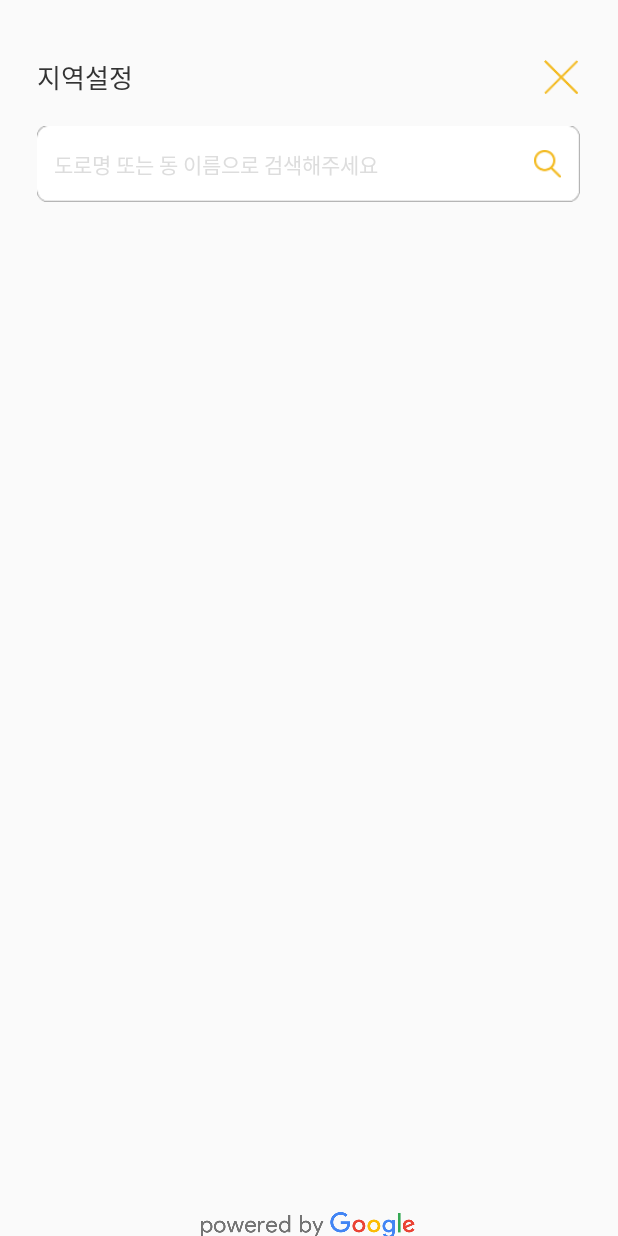
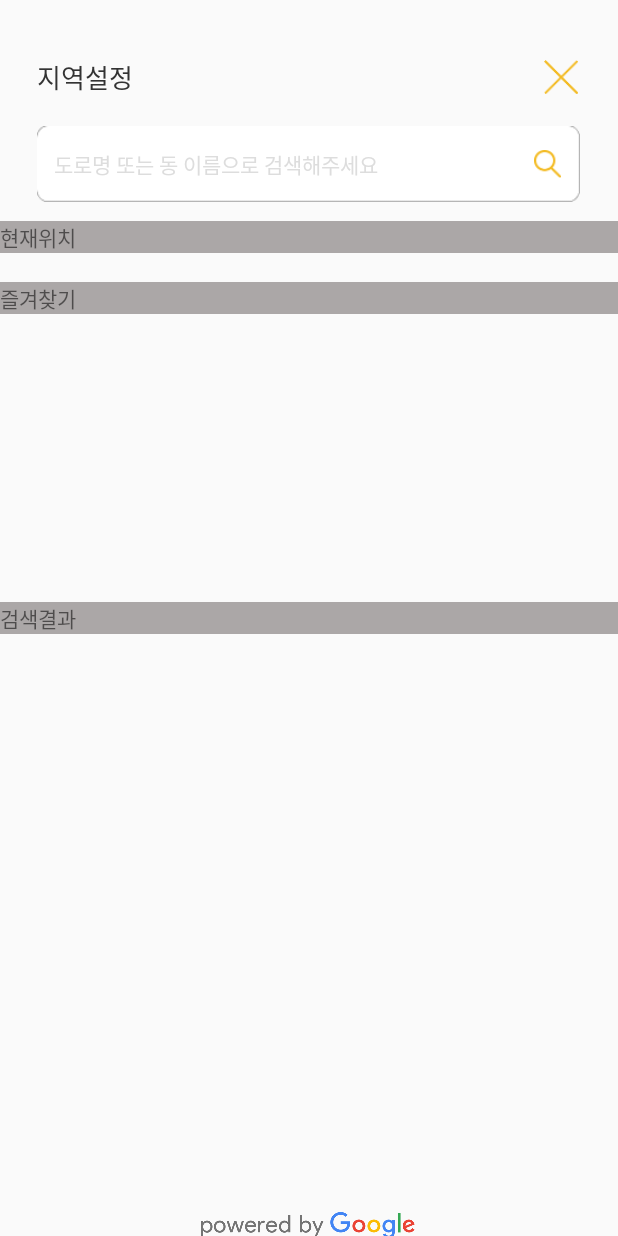
Before and after one commit to WilsonParker/ZooCaster, an Android app: the SearchAddressActivity screen opened directly, with no data from a screen before it, on a phone screen of 412 x 824 dp. Run offline under Robolectric (Android 15) with nearby library versions, the phone set to English and light mode, and no system bars; our stand-ins replace data binding.

Commit message:
Home Adress 업데이트 즐겨찾기 UI, DB 구현 중

```diff
--- a/app/src/main/java/com/graction/developer/zoocaster/Activity/MainActivity.java
+++ b/app/src/main/java/com/graction/developer/zoocaster/Activity/MainActivity.java
@@ -1,5 +1,6 @@
 package com.graction.developer.zoocaster.Activity;
 
+import android.content.Intent;
 import android.databinding.DataBindingUtil;
 import android.support.annotation.NonNull;
 import android.support.design.widget.BottomNavigationView;
@@ -107,8 +108,10 @@ public class MainActivity extends BaseActivity {
     }
 
     private void initLocation() {
+        binding.activityMainTVLocation.setOnClickListener((v)->startActivity(new Intent(this, SearchAddressActivity.class)));
         DataStorage.googleLocationManager = new GoogleLocationManager(address -> {
             logger.log(HLogger.LogType.INFO, "address : " + address);
+            DataStorage.NowAddress = address;
             binding.activityMainTVLocation.setText(address);
 //            binding.fragmentHomeTVAddress.setText(address);
         });
--- a/app/src/main/java/com/graction/developer/zoocaster/Activity/SearchAddressActivity.java
+++ b/app/src/main/java/com/graction/developer/zoocaster/Activity/SearchAddressActivity.java
@@ -12,6 +12,7 @@ import com.graction.developer.zoocaster.Net.Net;
 import com.graction.developer.zoocaster.R;
 import com.graction.developer.zoocaster.UI.ViewAttributeManager;
 import com.graction.developer.zoocaster.Util.Log.HLogger;
+import com.graction.developer.zoocaster.databinding.ActivitySearchAddress2Binding;
 import com.graction.developer.zoocaster.databinding.ActivitySearchAddressBinding;
 
 import retrofit2.Call;
@@ -19,7 +20,8 @@ import retrofit2.Callback;
 import retrofit2.Response;
 
 public class SearchAddressActivity extends BaseActivity {
-    private ActivitySearchAddressBinding binding;
+//    private ActivitySearchAddressBinding binding;
+    private ActivitySearchAddress2Binding binding;
     private Intent intent = new Intent();
     private AddressListAdapter adapter;
     private ItemOnClickListener itemOnClickListener = item -> {
@@ -29,13 +31,16 @@ public class SearchAddressActivity extends BaseActivity {
 
     @Override
     protected void init() {
-        binding = DataBindingUtil.setContentView(this, R.layout.activity_search_address);
+//        binding = DataBindingUtil.setContentView(this, R.layout.activity_search_address);
+        binding = DataBindingUtil.setContentView(this, R.layout.activity_search_address2);
         binding.activitySearchAddressRV.setLayoutManager(new LinearLayoutManager(this, LinearLayoutManager.VERTICAL, false));
         binding.setActivity(this);
         ViewAttributeManager.getInstance().setDoneOption(this, binding.activitySearchAddressETKeyword, (v, actionId, event) -> {
             onSearch();
             return false;
         });
+
+        binding.setAddress(DataStorage.NowAddress);
     }
 
     public void onSearch() {
--- a/app/src/main/java/com/graction/developer/zoocaster/Data/DataStorage.java
+++ b/app/src/main/java/com/graction/developer/zoocaster/Data/DataStorage.java
@@ -22,6 +22,7 @@ public class DataStorage {
 //    public static FragmentEventListener S_FragmentEventListener;
 
     public static boolean GpsPermissionOn = false;
+    public static String NowAddress;
 //    public static GpsManager gpsManager;
     public static GoogleLocationManager googleLocationManager;
     public static WeatherModel weatherModel;
--- a/app/src/main/java/com/graction/developer/zoocaster/DataBase/DataBaseHelper.java
+++ b/app/src/main/java/com/graction/developer/zoocaster/DataBase/DataBaseHelper.java
@@ -27,6 +27,10 @@ public class DataBaseHelper extends SQLiteOpenHelper {
     @Override
     public void onCreate(SQLiteDatabase db) {
         try {
+            /*
+            *
+            *   Alarm Table
+            * */
             db.execSQL(
                     String.format(
                             "CREATE TABLE %s (" +
@@ -49,6 +53,21 @@ public class DataBaseHelper extends SQLiteOpenHelper {
                             , DataBaseStorage.Column.COLUMN_ALARM_MINUTE
                             , DataBaseStorage.Column.COLUMN_ALARM_VOLUME
                             , DataBaseStorage.Column.COLUMN_ALARM_RUNNING_STATE
+                            , DataBaseStorage.Column.COLUMN_ALARM_IS_SPEAKER
+                    )
+            );
+
+            /*
+            *
+            *   Favorite Table
+            * */
+            db.execSQL(
+                    String.format(
+                            "CREATE TABLE %s (" +
+                                    "%s TEXT PRIMARY KEY," +    // address
+                                    "%s TEXT," +                // setTime
+                                    ");"
+                            , DataBaseStorage.Table.TABLE_ALARM
                             , DataBaseStorage.Column.COLUMN_ALARM_IS_SPEAKER
                     )
             );
--- /dev/null
+++ b/app/src/main/res/layout/activity_search_address2.xml
@@ -0,0 +1,213 @@
+<?xml version="1.0" encoding="utf-8"?>
+<layout xmlns:android="http://schemas.android.com/apk/res/android"
+    xmlns:app="http://schemas.android.com/apk/res-auto"
+    xmlns:tools="http://schemas.android.com/tools">
+
+    <data>
+
+        <variable
+            name="activity"
+            type="com.graction.developer.zoocaster.Activity.SearchAddressActivity" />
+
+        <variable
+            name="address"
+            type="String"/>
+    </data>
+
+    <LinearLayout
+        android:id="@+id/container"
+        android:layout_width="match_parent"
+        android:layout_height="match_parent"
+        android:orientation="vertical"
+        android:weightSum="630">
+
+        <View
+            style="@style/Style_MarginView"
+            android:layout_weight="21.7" />
+
+        <LinearLayout
+            android:layout_width="match_parent"
+            android:layout_height="0dp"
+            android:layout_weight="38.3"
+            android:weightSum="@string/DEVICE_STANDARD_WIDTH">
+
+            <View
+                style="@style/Style_MarginView"
+                android:layout_weight="21.7" />
+
+            <TextView
+                style="@style/Style_TextView_es"
+                android:layout_width="0dp"
+                android:layout_height="match_parent"
+                android:layout_weight="295.6"
+                android:gravity="center_vertical"
+                android:text='@string/activity_search_address_TV_title'
+                android:textColor="@color/activity_search_address_TV_title"
+                android:textSize='@dimen/activity_search_address_TV_title_font_size' />
+
+            <LinearLayout
+                android:layout_width="0dp"
+                android:layout_height="match_parent"
+                android:layout_weight="20.7"
+                android:gravity="center_vertical"
+                android:orientation="vertical"
+                android:weightSum="38.3">
+
+                <ImageView
+                    android:layout_width="match_parent"
+                    android:layout_height="0dp"
+                    android:layout_weight="20.7"
+                    android:onClick="@{(view) -> activity.onBackPressed()}"
+                    app:srcCompat="@drawable/top_x_btn" />
+            </LinearLayout>
+
+            <View
+                style="@style/Style_MarginView"
+                android:layout_weight="21.7" />
+        </LinearLayout>
+
+        <View
+            style="@style/Style_MarginView"
+            android:layout_weight="6.7" />
+
+        <LinearLayout
+            android:layout_width="match_parent"
+            android:layout_height="0dp"
+            android:layout_weight="40"
+            android:weightSum="@string/DEVICE_STANDARD_WIDTH">
+
+            <View
+                style="@style/Style_MarginView"
+                android:layout_weight="22" />
+
+            <LinearLayout
+                android:layout_width="0dp"
+                android:layout_height="match_parent"
+                android:layout_weight="316"
+                android:background="@drawable/searchbar"
+                android:weightSum="316">
+
+                <View
+                    style="@style/Style_MarginView"
+                    android:layout_weight="10" />
+
+                <EditText
+                    android:id="@+id/activity_search_address_ET_keyword"
+                    android:layout_width="0dp"
+                    android:layout_height="match_parent"
+                    android:layout_weight="270"
+                    android:background="@null"
+                    android:gravity="center_vertical"
+                    android:hint="@string/activity_search_address_ET_searchbar_hint"
+                    android:inputType="text"
+                    android:textColor="@color/activity_search_address_ET_searchbar"
+                    android:textColorHint="@color/activity_search_address_ET_searchbar_hint"
+                    android:textSize="@dimen/activity_search_address_ET_searchbar_hint_size">
+
+                    <requestFocus />
+                </EditText>
+
+                <View
+                    style="@style/Style_MarginView"
+                    android:layout_weight="9.7" />
+
+                <LinearLayout
+                    android:layout_width="0dp"
+                    android:layout_height="match_parent"
+                    android:layout_weight="16"
+                    android:gravity="center_vertical"
+                    android:orientation="vertical"
+                    android:weightSum="40">
+
+                    <ImageView
+                        android:layout_width="match_parent"
+                        android:layout_height="0dp"
+                        android:layout_weight="16.3"
+                        android:onClick="@{(view) -> activity.onSearch()}"
+                        app:srcCompat="@drawable/search_icon" />
+                </LinearLayout>
+
+
+                <View
+                    style="@style/Style_MarginView"
+                    android:layout_weight="10.3" />
+
+            </LinearLayout>
+
+            <View
+                style="@style/Style_MarginView"
+                android:layout_weight="22" />
+        </LinearLayout>
+
+        <View
+            style="@style/Style_MarginView"
+            android:layout_weight="10.3" />
+
+        <!--<android.support.v7.widget.RecyclerView
+            android:id="@+id/activity_search_address_RV"
+            android:layout_width="match_parent"
+            android:layout_height="0dp"
+            android:layout_weight="515" />-->
+
+        <LinearLayout
+            android:layout_width="match_parent"
+            android:layout_height="0dp"
+            android:layout_weight="515"
+            android:orientation="vertical">
+
+            <TextView
+                android:layout_width="match_parent"
+                android:layout_height="wrap_content"
+                android:layout_weight="0"
+                android:background="#aba7a7"
+                android:text="현재위치" />
+
+            <TextView
+                android:layout_width="match_parent"
+                android:layout_height="wrap_content"
+                android:layout_weight="0"
+                android:text="@{address}"
+                tools:text="경기도 부천시 소사본3동 소사동로" />
+
+            <TextView
+                android:layout_width="match_parent"
+                android:layout_height="wrap_content"
+                android:layout_weight="0"
+                android:background="#aba7a7"
+                android:text="즐겨찾기" />
+
+            <android.support.v7.widget.RecyclerView
+                android:id="@+id/activity_search_address_favorite"
+                android:layout_width="match_parent"
+                android:layout_height="0dp"
+                android:layout_weight="5" />
+
+
+            <TextView
+                android:layout_width="match_parent"
+                android:layout_height="wrap_content"
+                android:layout_weight="0"
+                android:background="#aba7a7"
+                android:text="검색결과" />
+
+            <android.support.v7.widget.RecyclerView
+                android:id="@+id/activity_search_address_RV"
+                android:layout_width="match_parent"
+                android:layout_height="0dp"
+                android:layout_weight="10" />
+
+        </LinearLayout>
+
+        <LinearLayout
+            android:layout_width="match_parent"
+            android:layout_height="wrap_content"
+            android:layout_weight="0"
+            android:gravity="center_horizontal">
+
+            <ImageView
+                android:layout_width="wrap_content"
+                android:layout_height="wrap_content"
+                app:srcCompat="@drawable/powered_by_google_on_white" />
+        </LinearLayout>
+    </LinearLayout>
+</layout>
```
